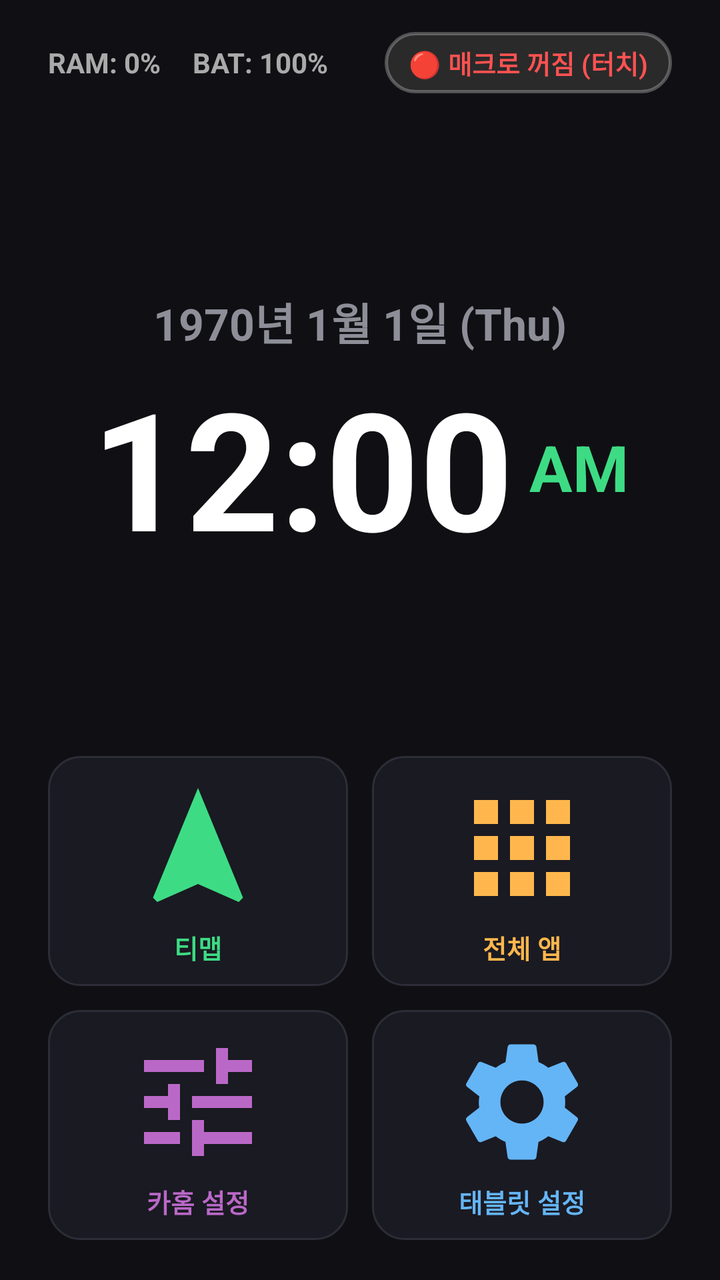
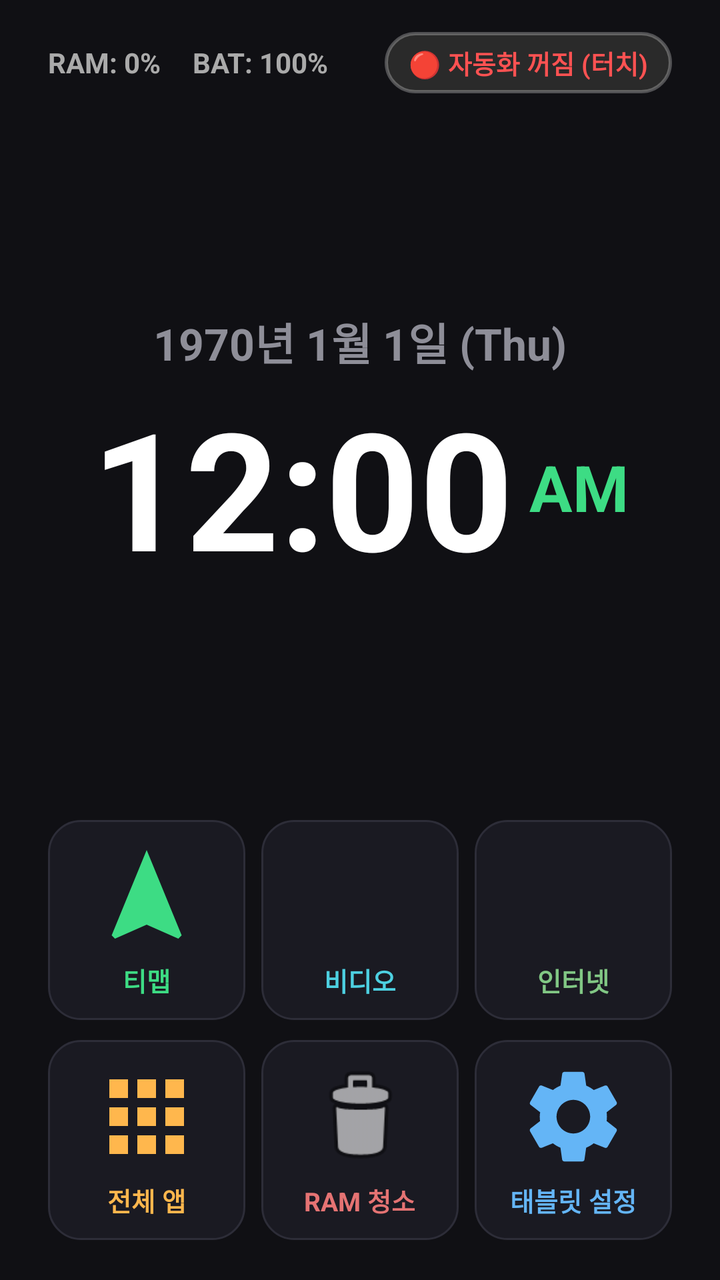

Two renders of the same Android screen: before a commit and after it. Below are the layout's source before the change and the commit's diff.
<!-- AndroidManifest.xml: application theme Theme.CarHome -->
<!-- res/layout/activity_main.xml -->
<?xml version="1.0" encoding="utf-8"?>
<LinearLayout
    xmlns:android="http://schemas.android.com/apk/res/android"
    android:layout_width="match_parent"
    android:layout_height="match_parent"
    android:orientation="vertical"
    android:background="#101014"
    android:paddingStart="24dp"
    android:paddingEnd="24dp"
    android:paddingTop="16dp"
    android:paddingBottom="20dp">

    
    <LinearLayout
        android:layout_width="match_parent"
        android:layout_height="wrap_content"
        android:orientation="horizontal"
        android:gravity="center_vertical"
        android:layout_marginBottom="8dp">

        
        <TextView
            android:id="@+id/tvMemory"
            android:layout_width="wrap_content"
            android:layout_height="wrap_content"
            android:text="RAM: 0%"
            android:textColor="#AAAAAA"
            android:textSize="14sp"
            android:textStyle="bold"
            android:singleLine="true"
            android:layout_marginEnd="16dp" />

        
        <TextView
            android:id="@+id/tvBattery"
            android:layout_width="wrap_content"
            android:layout_height="wrap_content"
            android:text="BAT: 100%"
            android:textColor="#AAAAAA"
            android:textSize="14sp"
            android:textStyle="bold"
            android:singleLine="true" />

        <View
            android:layout_width="0dp"
            android:layout_height="0dp"
            android:layout_weight="1" />

        
        <LinearLayout
            android:id="@+id/btnAccessibilityStatus"
            android:layout_width="wrap_content"
            android:layout_height="wrap_content"
            android:orientation="horizontal"
            android:gravity="center"
            android:background="@drawable/bg_dock_btn"
            android:paddingStart="12dp"
            android:paddingEnd="12dp"
            android:paddingTop="6dp"
            android:paddingBottom="6dp"
            android:clickable="true"
            android:focusable="true">

            <TextView
                android:id="@+id/tvAccessibility"
                android:layout_width="wrap_content"
                android:layout_height="wrap_content"
                android:text="🔴 매크로 꺼짐 (터치)"
                android:textColor="#FF5252"
                android:textSize="13sp"
                android:textStyle="bold"
                android:singleLine="true" />
        </LinearLayout>
    </LinearLayout>

    
    <LinearLayout
        android:layout_width="match_parent"
        android:layout_height="0dp"
        android:layout_weight="1"
        android:orientation="vertical"
        android:gravity="center">

        
        <TextClock
            android:id="@+id/textClockDate"
            android:layout_width="wrap_content"
            android:layout_height="wrap_content"
            android:format12Hour="yyyy년 M월 d일 (E)"
            android:format24Hour="yyyy년 M월 d일 (E)"
            android:textColor="#8E8E98"
            android:textSize="22sp"
            android:textStyle="bold"
            android:layout_marginBottom="2dp" />

        
        <LinearLayout
            android:layout_width="wrap_content"
            android:layout_height="wrap_content"
            android:orientation="horizontal"
            android:gravity="center"
            android:baselineAligned="true">

            <TextClock
                android:id="@+id/textClock"
                android:layout_width="wrap_content"
                android:layout_height="wrap_content"
                android:format12Hour="hh:mm"
                android:format24Hour="HH:mm"
                android:textColor="#FFFFFF"
                android:textSize="82sp"
                android:textStyle="bold" />

            <TextClock
                android:id="@+id/textClockAmPm"
                android:layout_width="wrap_content"
                android:layout_height="wrap_content"
                android:format12Hour="a"
                android:format24Hour=" "
                android:textColor="#3DDC84"
                android:textSize="32sp"
                android:textStyle="bold"
                android:layout_marginStart="8dp" />
        </LinearLayout>
    </LinearLayout>

    
    <LinearLayout
        android:layout_width="match_parent"
        android:layout_height="wrap_content"
        android:orientation="vertical">

        
        <LinearLayout
            android:layout_width="match_parent"
            android:layout_height="wrap_content"
            android:orientation="horizontal"
            android:layout_marginBottom="12dp"
            android:weightSum="2">

            
            <LinearLayout
                android:id="@+id/btnNavi"
                android:layout_width="0dp"
                android:layout_height="115dp"
                android:layout_weight="1"
                android:layout_marginEnd="6dp"
                android:background="@drawable/bg_card_dock_item"
                android:orientation="vertical"
                android:gravity="center"
                android:paddingTop="10dp"
                android:paddingBottom="10dp"
                android:clickable="true"
                android:focusable="true">

                <ImageView
                    android:id="@+id/imgNaviIcon"
                    android:layout_width="72dp"
                    android:layout_height="72dp"
                    android:src="@drawable/ic_btn_tmap"
                    android:scaleType="fitCenter" />

                <TextView
                    android:layout_width="wrap_content"
                    android:layout_height="wrap_content"
                    android:text="티맵"
                    android:textColor="#3DDC84"
                    android:textSize="13sp"
                    android:textStyle="bold"
                    android:layout_marginTop="4dp" />
            </LinearLayout>

            
            <LinearLayout
                android:id="@+id/btnAllApps"
                android:layout_width="0dp"
                android:layout_height="115dp"
                android:layout_weight="1"
                android:layout_marginStart="6dp"
                android:background="@drawable/bg_card_dock_item"
                android:orientation="vertical"
                android:gravity="center"
                android:paddingTop="10dp"
                android:paddingBottom="10dp"
                android:clickable="true"
                android:focusable="true">

                <ImageView
                    android:id="@+id/imgAllAppsIcon"
                    android:layout_width="72dp"
                    android:layout_height="72dp"
                    android:src="@drawable/ic_btn_apps_drawer"
                    android:scaleType="fitCenter" />

                <TextView
                    android:layout_width="wrap_content"
                    android:layout_height="wrap_content"
                    android:text="전체 앱"
                    android:textColor="#FFB74D"
                    android:textSize="13sp"
                    android:textStyle="bold"
                    android:layout_marginTop="4dp" />
            </LinearLayout>
        </LinearLayout>

        
        <LinearLayout
            android:layout_width="match_parent"
            android:layout_height="wrap_content"
            android:orientation="horizontal"
            android:weightSum="2">

            
            <LinearLayout
                android:id="@+id/btnSettings"
                android:layout_width="0dp"
                android:layout_height="115dp"
                android:layout_weight="1"
                android:layout_marginEnd="6dp"
                android:background="@drawable/bg_card_dock_item"
                android:orientation="vertical"
                android:gravity="center"
                android:paddingTop="10dp"
                android:paddingBottom="10dp"
                android:clickable="true"
                android:focusable="true">

                <ImageView
                    android:id="@+id/imgSettingsIcon"
                    android:layout_width="72dp"
                    android:layout_height="72dp"
                    android:src="@drawable/ic_btn_carhome_settings"
                    android:scaleType="fitCenter" />

                <TextView
                    android:layout_width="wrap_content"
                    android:layout_height="wrap_content"
                    android:text="카홈 설정"
                    android:textColor="#BA68C8"
                    android:textSize="13sp"
                    android:textStyle="bold"
                    android:layout_marginTop="4dp" />
            </LinearLayout>

            
            <LinearLayout
                android:id="@+id/btnSystemSettings"
                android:layout_width="0dp"
                android:layout_height="115dp"
                android:layout_weight="1"
                android:layout_marginStart="6dp"
                android:background="@drawable/bg_card_dock_item"
                android:orientation="vertical"
                android:gravity="center"
                android:paddingTop="10dp"
                android:paddingBottom="10dp"
                android:clickable="true"
                android:focusable="true">

                <ImageView
                    android:id="@+id/imgSystemSettingsIcon"
                    android:layout_width="72dp"
                    android:layout_height="72dp"
                    android:src="@drawable/ic_btn_settings_sys"
                    android:scaleType="fitCenter" />

                <TextView
                    android:layout_width="wrap_content"
                    android:layout_height="wrap_content"
                    android:text="태블릿 설정"
                    android:textColor="#64B5F6"
                    android:textSize="13sp"
                    android:textStyle="bold"
                    android:layout_marginTop="4dp" />
            </LinearLayout>
        </LinearLayout>
    </LinearLayout>

</LinearLayout>
<!-- resources referenced by this layout -->
<resources>
  <!-- drawable bg_card_dock_item (drawable) -->
  <?xml version="1.0" encoding="utf-8"?>
  <selector xmlns:android="http://schemas.android.com/apk/res/android">
      <item android:state_pressed="true">
          <shape android:shape="rectangle">
              <solid android:color="#2E2E38" />
              <corners android:radius="16dp" />
              <stroke android:width="1.5dp" android:color="#3DDC84" />
          </shape>
      </item>
      <item>
          <shape android:shape="rectangle">
              <solid android:color="#1A1A22" />
              <corners android:radius="16dp" />
              <stroke android:width="1dp" android:color="#2D2D38" />
          </shape>
      </item>
  </selector>
  <!-- drawable bg_dock_btn (drawable) -->
  <?xml version="1.0" encoding="utf-8"?>
  <shape xmlns:android="http://schemas.android.com/apk/res/android"
      android:shape="rectangle">
      <corners android:radius="24dp" />
      <solid android:color="#2A2A2A" />
      <stroke
          android:width="1.5dp"
          android:color="#44FFFFFF" />
  </shape>
  <!-- drawable ic_btn_apps_drawer (drawable) -->
  <vector xmlns:android="http://schemas.android.com/apk/res/android"
      android:width="48dp"
      android:height="48dp"
      android:viewportWidth="24"
      android:viewportHeight="24">
    <path
        android:fillColor="#FFB74D"
        android:pathData="M4,8h4V4H4V8zM10,20h4v-4h-4V20zM4,20h4v-4H4V20zM4,14h4v-4H4V14zM10,14h4v-4h-4V14zM16,4v4h4V4H16zM10,8h4V4h-4V8zM16,14h4v-4h-4V14zM16,20h4v-4h-4V20z"/>
  </vector>
  <!-- drawable ic_btn_carhome_settings (drawable) -->
  <vector xmlns:android="http://schemas.android.com/apk/res/android"
      android:width="48dp"
      android:height="48dp"
      android:viewportWidth="24"
      android:viewportHeight="24">
    <path
        android:fillColor="#BA68C8"
        android:pathData="M3,17v2h6v-2H3zM3,5v2h10V5H3zM13,21v-2h8v-2h-8v-2h-2v6H13zM7,9v2H3v2h4v2h2V9H7zM21,13v-2H11v2H21zM15,9h2V7h4V5h-4V3h-2V9z"/>
  </vector>
  <!-- drawable ic_btn_settings_sys (drawable) -->
  <vector xmlns:android="http://schemas.android.com/apk/res/android"
      android:width="48dp"
      android:height="48dp"
      android:viewportWidth="24"
      android:viewportHeight="24">
    <path
        android:fillColor="#64B5F6"
        android:pathData="M19.14,12.94c0.04,-0.3 0.06,-0.61 0.06,-0.94 0,-0.32 -0.02,-0.64 -0.07,-0.94l2.03,-1.58c0.18,-0.14 0.23,-0.41 0.12,-0.61l-1.92,-3.32c-0.12,-0.22 -0.37,-0.29 -0.59,-0.22l-2.39,0.96c-0.5,-0.38 -1.03,-0.7 -1.62,-0.94L14.4,2.81c-0.04,-0.24 -0.24,-0.41 -0.48,-0.41h-3.84c-0.24,0 -0.43,0.17 -0.47,0.41L9.25,5.35C8.66,5.59 8.12,5.92 7.63,6.29L5.24,5.33c-0.22,-0.08 -0.47,0 -0.59,0.22L2.74,8.87c-0.12,0.21 -0.08,0.47 0.12,0.61l2.03,1.58c-0.05,0.3 -0.09,0.63 -0.09,0.94s0.02,0.64 0.07,0.94l-2.03,1.58c-0.18,0.14 -0.23,0.41 -0.12,0.61l1.92,3.32c0.12,0.22 0.37,0.29 0.59,0.22l2.39,-0.96c0.5,0.38 1.03,0.7 1.62,0.94l0.36,2.54c0.05,0.24 0.24,0.41 0.48,0.41h3.84c0.24,0 0.44,-0.17 0.47,-0.41l0.36,-2.54c0.59,-0.24 1.13,-0.56 1.62,-0.94l2.39,0.96c0.22,0.08 0.47,0 0.59,-0.22l1.92,-3.32c0.12,-0.22 0.07,-0.47 -0.12,-0.61L19.14,12.94zM12,15.6c-1.98,0 -3.6,-1.62 -3.6,-3.6s1.62,-3.6 3.6,-3.6 3.6,1.62 3.6,3.6 -1.62,3.6 -3.6,3.6z"/>
  </vector>
  <!-- drawable ic_btn_tmap (drawable) -->
  <vector xmlns:android="http://schemas.android.com/apk/res/android"
      android:width="48dp"
      android:height="48dp"
      android:viewportWidth="24"
      android:viewportHeight="24">
    <path
        android:fillColor="#3DDC84"
        android:pathData="M12,2L4.5,20.29l0.71,0.71L12,18l6.79,3 0.71,-0.71z"/>
  </vector>
  <style name="Theme.CarHome" parent="Base.Theme.CarHome" />
  <style name="Base.Theme.CarHome" parent="Theme.Material3.DayNight.NoActionBar">
          
          
      </style>
</resources>

<!-- the commit's change to res/layout/activity_main.xml (unified diff, before → after) -->
@@ -65,7 +65,7 @@
                 android:id="@+id/tvAccessibility"
                 android:layout_width="wrap_content"
                 android:layout_height="wrap_content"
-                android:text="🔴 매크로 꺼짐 (터치)"
+                android:text="🔴 자동화 꺼짐 (터치)"
                 android:textColor="#FF5252"
                 android:textSize="13sp"
                 android:textStyle="bold"
@@ -128,6 +128,28 @@
     <LinearLayout
         android:layout_width="match_parent"
         android:layout_height="wrap_content"
+        android:orientation="vertical"
+        android:layout_marginBottom="12dp">
+
+        <HorizontalScrollView
+            android:id="@+id/mainChannelScrollView"
+            android:layout_width="match_parent"
+            android:layout_height="wrap_content"
+            android:scrollbars="none">
+
+            <LinearLayout
+                android:id="@+id/mainChannelContainer"
+                android:layout_width="wrap_content"
+                android:layout_height="wrap_content"
+                android:orientation="horizontal"
+                android:gravity="center_vertical" />
+        </HorizontalScrollView>
+    </LinearLayout>
+
+    
+    <LinearLayout
+        android:layout_width="match_parent"
+        android:layout_height="wrap_content"
         android:orientation="vertical">
 
         
@@ -135,28 +157,28 @@
             android:layout_width="match_parent"
             android:layout_height="wrap_content"
             android:orientation="horizontal"
-            android:layout_marginBottom="12dp"
-            android:weightSum="2">
+            android:layout_marginBottom="10dp"
+            android:weightSum="3">
 
             
             <LinearLayout
                 android:id="@+id/btnNavi"
                 android:layout_width="0dp"
-                android:layout_height="115dp"
-                android:layout_weight="1"
-                android:layout_marginEnd="6dp"
-                android:background="@drawable/bg_card_dock_item"
-                android:orientation="vertical"
-                android:gravity="center"
-                android:paddingTop="10dp"
-                android:paddingBottom="10dp"
+                android:layout_height="100dp"
+                android:layout_weight="1"
+                android:layout_marginEnd="5dp"
+                android:background="@drawable/bg_card_dock_item"
+                android:orientation="vertical"
+                android:gravity="center"
+                android:paddingTop="8dp"
+                android:paddingBottom="8dp"
                 android:clickable="true"
                 android:focusable="true">
 
                 <ImageView
                     android:id="@+id/imgNaviIcon"
-                    android:layout_width="72dp"
-                    android:layout_height="72dp"
+                    android:layout_width="56dp"
+                    android:layout_height="56dp"
                     android:src="@drawable/ic_btn_tmap"
                     android:scaleType="fitCenter" />
 
@@ -172,23 +194,94 @@
 
             
             <LinearLayout
+                android:id="@+id/btnMainVideo"
+                android:layout_width="0dp"
+                android:layout_height="100dp"
+                android:layout_weight="1"
+                android:layout_marginStart="3dp"
+                android:layout_marginEnd="3dp"
+                android:background="@drawable/bg_card_dock_item"
+                android:orientation="vertical"
+                android:gravity="center"
+                android:paddingTop="8dp"
+                android:paddingBottom="8dp"
+                android:clickable="true"
+                android:focusable="true">
+
+                <ImageView
+                    android:id="@+id/imgMainVideoIcon"
+                    android:layout_width="56dp"
+                    android:layout_height="56dp"
+                    android:scaleType="fitCenter" />
+
+                <TextView
+                    android:layout_width="wrap_content"
+                    android:layout_height="wrap_content"
+                    android:text="비디오"
+                    android:textColor="#4DD0E1"
+                    android:textSize="13sp"
+                    android:textStyle="bold"
+                    android:layout_marginTop="4dp" />
+            </LinearLayout>
+
+            
+            <LinearLayout
+                android:id="@+id/btnMainBrave"
+                android:layout_width="0dp"
+                android:layout_height="100dp"
+                android:layout_weight="1"
+                android:layout_marginStart="5dp"
+                android:background="@drawable/bg_card_dock_item"
+                android:orientation="vertical"
+                android:gravity="center"
+                android:paddingTop="8dp"
+                android:paddingBottom="8dp"
+                android:clickable="true"
+                android:focusable="true">
+
+                <ImageView
+                    android:id="@+id/imgMainBraveIcon"
+                    android:layout_width="56dp"
+                    android:layout_height="56dp"
+                    android:scaleType="fitCenter" />
+
+                <TextView
+                    android:layout_width="wrap_content"
+                    android:layout_height="wrap_content"
+                    android:text="인터넷"
+                    android:textColor="#81C784"
+                    android:textSize="13sp"
+                    android:textStyle="bold"
+                    android:layout_marginTop="4dp" />
+            </LinearLayout>
+        </LinearLayout>
+
+        
+        <LinearLayout
+            android:layout_width="match_parent"
+            android:layout_height="wrap_content"
+            android:orientation="horizontal"
+            android:weightSum="3">
+
+            
+            <LinearLayout
                 android:id="@+id/btnAllApps"
                 android:layout_width="0dp"
-                android:layout_height="115dp"
-                android:layout_weight="1"
-                android:layout_marginStart="6dp"
-                android:background="@drawable/bg_card_dock_item"
-                android:orientation="vertical"
-                android:gravity="center"
-                android:paddingTop="10dp"
-                android:paddingBottom="10dp"
+                android:layout_height="100dp"
+                android:layout_weight="1"
+                android:layout_marginEnd="5dp"
+                android:background="@drawable/bg_card_dock_item"
+                android:orientation="vertical"
+                android:gravity="center"
+                android:paddingTop="8dp"
+                android:paddingBottom="8dp"
                 android:clickable="true"
                 android:focusable="true">
 
                 <ImageView
                     android:id="@+id/imgAllAppsIcon"
-                    android:layout_width="72dp"
-                    android:layout_height="72dp"
+                    android:layout_width="56dp"
+                    android:layout_height="56dp"
                     android:src="@drawable/ic_btn_apps_drawer"
                     android:scaleType="fitCenter" />
 
@@ -201,42 +294,35 @@
                     android:textStyle="bold"
                     android:layout_marginTop="4dp" />
             </LinearLayout>
-        </LinearLayout>
-
-        
-        <LinearLayout
-            android:layout_width="match_parent"
-            android:layout_height="wrap_content"
-            android:orientation="horizontal"
-            android:weightSum="2">
-
-            
-            <LinearLayout
-                android:id="@+id/btnSettings"
-                android:layout_width="0dp"
-                android:layout_height="115dp"
-                android:layout_weight="1"
-                android:layout_marginEnd="6dp"
-                android:background="@drawable/bg_card_dock_item"
-                android:orientation="vertical"
-                android:gravity="center"
-                android:paddingTop="10dp"
-                android:paddingBottom="10dp"
-                android:clickable="true"
-                android:focusable="true">
-
-                <ImageView
-                    android:id="@+id/imgSettingsIcon"
-                    android:layout_width="72dp"
-                    android:layout_height="72dp"
-                    android:src="@drawable/ic_btn_carhome_settings"
-                    android:scaleType="fitCenter" />
-
-                <TextView
-                    android:layout_width="wrap_content"
-                    android:layout_height="wrap_content"
-                    android:text="카홈 설정"
-                    android:textColor="#BA68C8"
+
+            
+            <LinearLayout
+                android:id="@+id/btnMainClean"
+                android:layout_width="0dp"
+                android:layout_height="100dp"
+                android:layout_weight="1"
+                android:layout_marginStart="3dp"
+                android:layout_marginEnd="3dp"
+                android:background="@drawable/bg_card_dock_item"
+                android:orientation="vertical"
+                android:gravity="center"
+                android:paddingTop="8dp"
+                android:paddingBottom="8dp"
+                android:clickable="true"
+                android:focusable="true">
+
+                <ImageView
+                    android:id="@+id/imgMainCleanIcon"
+                    android:layout_width="56dp"
+                    android:layout_height="56dp"
+                    android:src="@android:drawable/ic_menu_delete"
+                    android:scaleType="fitCenter" />
+
+                <TextView
+                    android:layout_width="wrap_content"
+                    android:layout_height="wrap_content"
+                    android:text="RAM 청소"
+                    android:textColor="#E57373"
                     android:textSize="13sp"
                     android:textStyle="bold"
                     android:layout_marginTop="4dp" />
@@ -246,21 +332,21 @@
             <LinearLayout
                 android:id="@+id/btnSystemSettings"
                 android:layout_width="0dp"
-                android:layout_height="115dp"
-                android:layout_weight="1"
-                android:layout_marginStart="6dp"
-                android:background="@drawable/bg_card_dock_item"
-                android:orientation="vertical"
-                android:gravity="center"
-                android:paddingTop="10dp"
-                android:paddingBottom="10dp"
+                android:layout_height="100dp"
+                android:layout_weight="1"
+                android:layout_marginStart="5dp"
+                android:background="@drawable/bg_card_dock_item"
+                android:orientation="vertical"
+                android:gravity="center"
+                android:paddingTop="8dp"
+                android:paddingBottom="8dp"
                 android:clickable="true"
                 android:focusable="true">
 
                 <ImageView
                     android:id="@+id/imgSystemSettingsIcon"
-                    android:layout_width="72dp"
-                    android:layout_height="72dp"
+                    android:layout_width="56dp"
+                    android:layout_height="56dp"
                     android:src="@drawable/ic_btn_settings_sys"
                     android:scaleType="fitCenter" />
 
<!-- resource entries referenced after the edit -->
@@ -38,16 +38,6 @@
         android:fillColor="#FFB74D"
         android:pathData="M4,8h4V4H4V8zM10,20h4v-4h-4V20zM4,20h4v-4H4V20zM4,14h4v-4H4V14zM10,14h4v-4h-4V14zM16,4v4h4V4H16zM10,8h4V4h-4V8zM16,14h4v-4h-4V14zM16,20h4v-4h-4V20z"/>
   </vector>
-  <!-- drawable ic_btn_carhome_settings (drawable) -->
-  <vector xmlns:android="http://schemas.android.com/apk/res/android"
-      android:width="48dp"
-      android:height="48dp"
-      android:viewportWidth="24"
-      android:viewportHeight="24">
-    <path
-        android:fillColor="#BA68C8"
-        android:pathData="M3,17v2h6v-2H3zM3,5v2h10V5H3zM13,21v-2h8v-2h-8v-2h-2v6H13zM7,9v2H3v2h4v2h2V9H7zM21,13v-2H11v2H21zM15,9h2V7h4V5h-4V3h-2V9z"/>
-  </vector>
   <!-- drawable ic_btn_settings_sys (drawable) -->
   <vector xmlns:android="http://schemas.android.com/apk/res/android"
       android:width="48dp"
